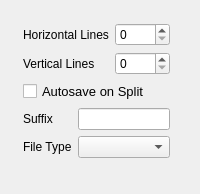
Above: krita/plugins/extensions/imagesplit/wdg_imagesplit.ui from KDE/krita before the change. Below: the same form after it.
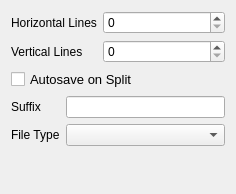
That is the form after the change. Custom widgets are drawn as their Qt base class.

```diff
--- a/krita/plugins/extensions/imagesplit/wdg_imagesplit.ui
+++ b/krita/plugins/extensions/imagesplit/wdg_imagesplit.ui
@@ -6,22 +6,15 @@
    <rect>
     <x>0</x>
     <y>0</y>
-    <width>200</width>
+    <width>236</width>
     <height>194</height>
    </rect>
   </property>
   <property name="windowTitle">
    <string>Image Size</string>
   </property>
-  <widget class="QWidget" name="layoutWidget">
-   <property name="geometry">
-    <rect>
-     <x>12</x>
-     <y>12</y>
-     <width>169</width>
-     <height>180</height>
-    </rect>
-   </property>
+  <layout class="QGridLayout" name="gridLayout_2">
+   <item row="0" column="0">
    <layout class="QGridLayout" name="gridLayout">
     <item row="0" column="0">
      <layout class="QFormLayout" name="formLayout">
@@ -104,7 +97,8 @@
      </spacer>
     </item>
    </layout>
-  </widget>
+   </item>
+  </layout>
  </widget>
  <layoutdefault spacing="6" margin="11"/>
  <customwidgets>
```
Lines whose indentation alone changed are shown as unchanged.
